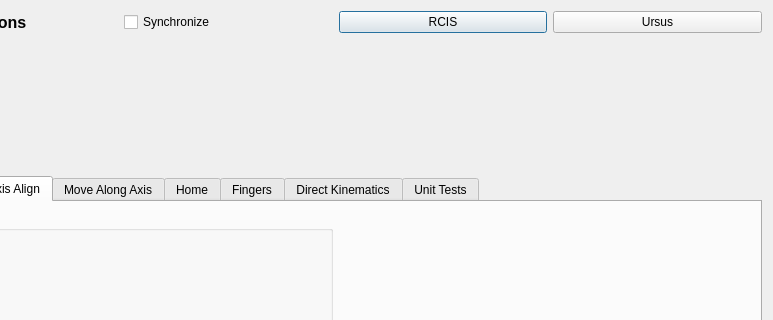
Before: the Qt Designer form components/inversekinematicsTesterComp/src/guiDlg.ui in robocomp/robocomp-shelly, drawn with Qt 5; both pictures show x 102 to 875 and y 0 to 320 of the 875 by 1106 pixel window.
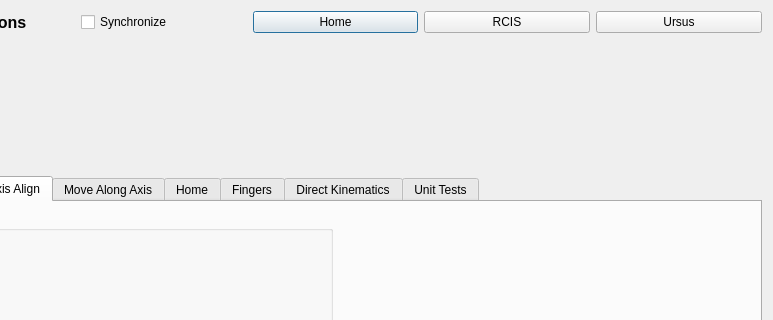
After: the same form once the commit is applied.

Patch:
```diff
--- a/components/inversekinematicsTesterComp/src/guiDlg.ui
+++ b/components/inversekinematicsTesterComp/src/guiDlg.ui
@@ -37,6 +37,13 @@
        </property>
       </widget>
      </item>
+     <item>
+      <widget class="QPushButton" name="homePushButton">
+       <property name="text">
+        <string>Home</string>
+       </property>
+      </widget>
+     </item>
      <item>
       <widget class="QPushButton" name="rcisButton">
        <property name="text">
```
